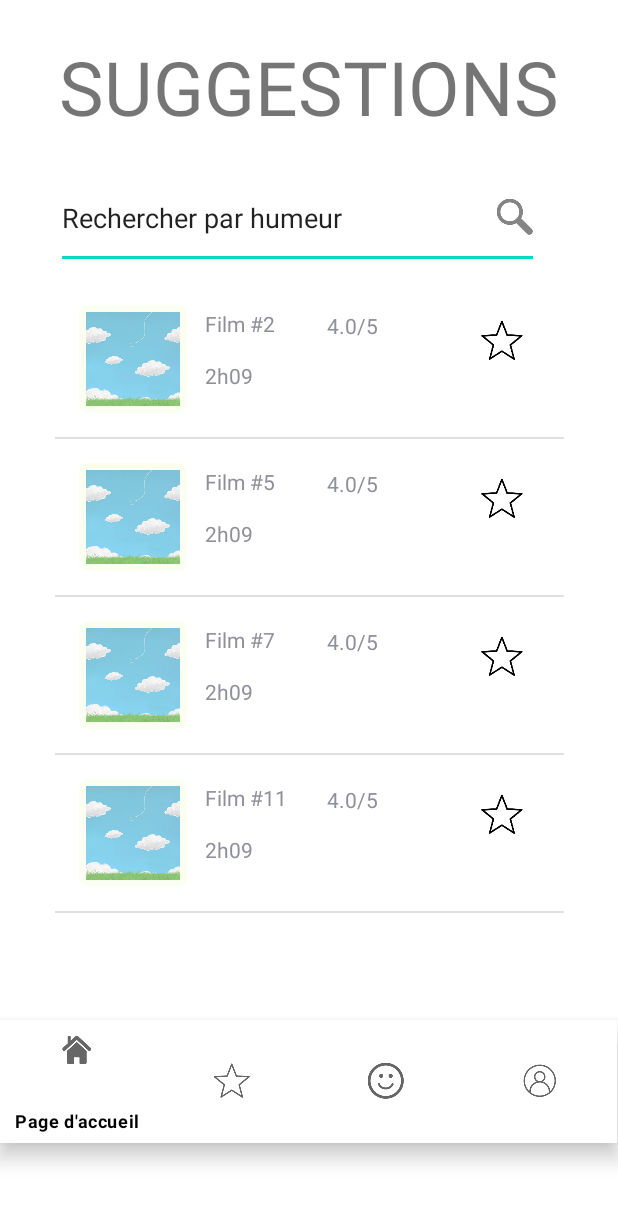
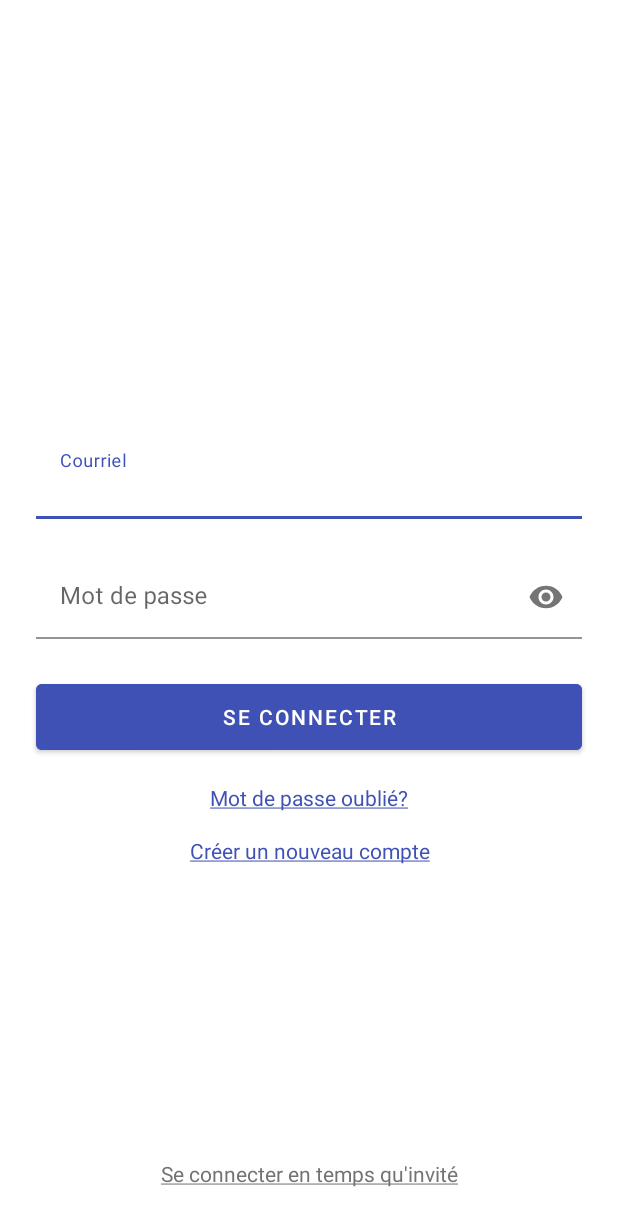
Before and after one commit to jayouimet/Devoir_04, an Android app: the screen it shows after launch (SuggestionFilm before the commit, LoginActivity after it), on a phone screen of 412 x 824 dp. Shown: the top 1226 px of the screen. Run offline under Robolectric (Android 15) with nearby library versions, the phone set to English and light mode, and no system bars.

Commit message:
Login activity et forgot pwd activity

```diff
--- /dev/null
+++ b/Implementation/app/src/main/java/com/example/devoir4film/LoginActivity.java
@@ -0,0 +1,162 @@
+package com.example.devoir4film;
+
+import androidx.appcompat.app.AppCompatActivity;
+
+import android.content.Context;
+import android.content.Intent;
+import android.os.Bundle;
+import android.text.SpannableString;
+import android.text.Spanned;
+import android.text.TextPaint;
+import android.text.method.LinkMovementMethod;
+import android.text.style.ClickableSpan;
+import android.text.style.UnderlineSpan;
+import android.util.TypedValue;
+import android.view.View;
+import android.widget.Button;
+import android.widget.TextView;
+
+import com.google.android.material.textfield.TextInputEditText;
+
+import java.time.temporal.ValueRange;
+
+public class LoginActivity extends AppCompatActivity {
+    private Button loginButton;
+    private TextInputEditText emailTextBox;
+    private TextInputEditText passwordTextBox;
+    private TextView connectionErrorLabel;
+
+    private TextView forgotPasswordLabel;
+    private TextView createNewAccountLabel;
+    private TextView loginAsGuestLabel;
+
+    @Override
+    protected void onCreate(Bundle savedInstanceState) {
+        super.onCreate(savedInstanceState);
+        setContentView(R.layout.activity_login);
+        // On réfère l'UI au fichier logique
+        this.loginButton = findViewById(R.id.loginButton);
+        this.emailTextBox = findViewById(R.id.emailTextBox);
+        this.passwordTextBox = findViewById(R.id.passwordTextBox);
+        this.connectionErrorLabel = findViewById(R.id.connectionErrorLabel);
+        this.connectionErrorLabel.setVisibility(View.GONE);
+        this.forgotPasswordLabel = findViewById(R.id.forgotPasswordLabel);
+        this.createNewAccountLabel = findViewById(R.id.createNewAccountLabel);
+        this.loginAsGuestLabel = findViewById(R.id.loginAsGuestLabel);
+        // On lie le texte forgot password à son activité
+        this.setForgotPasswordLinkClickable(this);
+        this.setCreateAccountLinkClickable(this);
+        this.setLoginAsGuestLinkClickable(this);
+        // On lie le bouton de connexion à son action
+        this.loginButton.setOnClickListener(new View.OnClickListener() {
+            @Override
+            public void onClick(View view) {
+                // Si l'authentification est vraie, on passe à la prochaine vue, le cas échéant on affiche un message d'erreur
+                if (auth()) {
+                    Intent nextActivity = new Intent(LoginActivity.this, SuggestionFilm.class);
+                    startActivity(nextActivity);
+                }
+                else {
+                    connectionErrorLabel.setText(getResources().getString(R.string.wrong_email_password_combinaison_label));
+                    connectionErrorLabel.setVisibility(View.VISIBLE);
+                }
+            }
+        });
+    }
+
+    /**
+     * Logique d'authentification fake
+     * */
+    private boolean auth()
+    {
+        if ((this.emailTextBox.getText().toString().equals("Test") && this.passwordTextBox.getText().toString().equals("1234"))
+        || (this.emailTextBox.getText().toString().equals("") && this.passwordTextBox.getText().toString().equals(""))) {
+            return true;
+        }
+        return false;
+    }
+
+    /**
+     * Liaison du texte mot de passe oublié à sa logique
+     * */
+    private void setForgotPasswordLinkClickable(Context ctx)
+    {
+        SpannableString spannableString = new SpannableString(this.forgotPasswordLabel.getText());
+        ClickableSpan clickableSpan = new ClickableSpan() {
+            @Override
+            // Lier ForgotPwdActivity au span
+            public void onClick(View view) {
+                Intent nextActivity = new Intent(LoginActivity.this, ForgotPwdActivity.class);
+                startActivity(nextActivity);
+            }
+
+            // Changement du style du span
+            @Override
+            public void updateDrawState(TextPaint ds) {
+                super.updateDrawState(ds);
+                ds.setColor(getColor(R.color.main_blue));
+            }
+        };
+        // Assignation de span au TextView
+        spannableString.setSpan(clickableSpan, 0, spannableString.length(), Spanned.SPAN_EXCLUSIVE_EXCLUSIVE);
+        spannableString.setSpan(new UnderlineSpan(), 0, spannableString.length(), Spanned.SPAN_EXCLUSIVE_EXCLUSIVE);
+        this.forgotPasswordLabel.setText(spannableString);
+        this.forgotPasswordLabel.setMovementMethod(LinkMovementMethod.getInstance());
+    }
+
+    /**
+     * Liaison du texte création de compte à sa logique
+     * */
+    private void setCreateAccountLinkClickable(Context ctx)
+    {
+        SpannableString spannableString = new SpannableString(this.createNewAccountLabel.getText());
+        ClickableSpan clickableSpan = new ClickableSpan() {
+            @Override
+            // Lier NewAccountActivity au span
+            public void onClick(View view) {
+                /*Intent nextActivity = new Intent(LoginActivity.this, NewAccountActivity.class);
+                startActivity(nextActivity);*/
+            }
+
+            // Changement du style du span
+            @Override
+            public void updateDrawState(TextPaint ds) {
+                super.updateDrawState(ds);
+                ds.setColor(getColor(R.color.main_blue));
+            }
+        };
+        // Assignation de span au TextView
+        spannableString.setSpan(clickableSpan, 0, spannableString.length(), Spanned.SPAN_EXCLUSIVE_EXCLUSIVE);
+        spannableString.setSpan(new UnderlineSpan(), 0, spannableString.length(), Spanned.SPAN_EXCLUSIVE_EXCLUSIVE);
+        this.createNewAccountLabel.setText(spannableString);
+        this.createNewAccountLabel.setMovementMethod(LinkMovementMethod.getInstance());
+    }
+
+    /**
+     * Liaison du texte connexion en temps qu'invité à sa logique
+     * */
+    private void setLoginAsGuestLinkClickable(Context ctx)
+    {
+        SpannableString spannableString = new SpannableString(this.loginAsGuestLabel.getText());
+        ClickableSpan clickableSpan = new ClickableSpan() {
+            @Override
+            // Lier SuggestionFilm au span
+            public void onClick(View view) {
+                Intent nextActivity = new Intent(LoginActivity.this, SuggestionFilm.class);
+                startActivity(nextActivity);
+            }
+
+            // Changement du style du span
+            @Override
+            public void updateDrawState(TextPaint ds) {
+                super.updateDrawState(ds);
+                ds.setColor(getColor(R.color.low_visibility_gray));
+            }
+        };
+        // Assignation de span au TextView
+        spannableString.setSpan(clickableSpan, 0, spannableString.length(), Spanned.SPAN_EXCLUSIVE_EXCLUSIVE);
+        spannableString.setSpan(new UnderlineSpan(), 0, spannableString.length(), Spanned.SPAN_EXCLUSIVE_EXCLUSIVE);
+        this.loginAsGuestLabel.setText(spannableString);
+        this.loginAsGuestLabel.setMovementMethod(LinkMovementMethod.getInstance());
+    }
+}
--- /dev/null
+++ b/Implementation/app/src/main/res/layout/activity_login.xml
@@ -0,0 +1,128 @@
+<?xml version="1.0" encoding="utf-8"?>
+<androidx.constraintlayout.widget.ConstraintLayout xmlns:android="http://schemas.android.com/apk/res/android"
+    xmlns:app="http://schemas.android.com/apk/res-auto"
+    xmlns:tools="http://schemas.android.com/tools"
+    android:layout_width="match_parent"
+    android:layout_height="match_parent"
+    tools:context=".LoginActivity">
+
+    <com.google.android.material.textfield.TextInputLayout
+        android:id="@+id/emailInputLayout"
+        android:layout_width="0dp"
+        android:layout_height="wrap_content"
+        android:layout_marginStart="24dp"
+        android:layout_marginTop="290dp"
+        android:layout_marginEnd="24dp"
+        android:backgroundTint="@android:color/transparent"
+        android:ems="10"
+        app:boxBackgroundColor="@android:color/transparent"
+        app:layout_constraintEnd_toEndOf="parent"
+        app:layout_constraintStart_toStartOf="parent"
+        app:layout_constraintTop_toTopOf="parent">
+
+        <com.google.android.material.textfield.TextInputEditText
+            android:id="@+id/emailTextBox"
+            android:layout_width="match_parent"
+            android:layout_height="match_parent"
+            android:ems="10"
+            android:hint="@string/email_hint"
+            android:importantForAutofill="no"
+            android:inputType="textEmailAddress" />
+    </com.google.android.material.textfield.TextInputLayout>
+
+    <com.google.android.material.textfield.TextInputLayout
+        android:id="@+id/passwordInputLayout"
+        android:layout_width="0dp"
+        android:layout_height="wrap_content"
+        android:layout_marginStart="24dp"
+        android:layout_marginTop="24dp"
+        android:layout_marginEnd="24dp"
+        android:backgroundTint="@android:color/transparent"
+        android:ems="10"
+        app:boxBackgroundColor="@android:color/transparent"
+        app:layout_constraintEnd_toEndOf="parent"
+        app:layout_constraintStart_toStartOf="parent"
+        app:layout_constraintTop_toBottomOf="@+id/emailInputLayout"
+        app:passwordToggleEnabled="true">
+
+        <com.google.android.material.textfield.TextInputEditText
+            android:id="@+id/passwordTextBox"
+            android:layout_width="match_parent"
+            android:layout_height="match_parent"
+            android:backgroundTint="@android:color/transparent"
+            android:hint="@string/password_hint"
+            android:inputType="textPassword" />
+    </com.google.android.material.textfield.TextInputLayout>
+
+    <Button
+        android:id="@+id/loginButton"
+        android:layout_width="0dp"
+        android:layout_height="56dp"
+        android:layout_marginStart="24dp"
+        android:layout_marginTop="24dp"
+        android:layout_marginEnd="24dp"
+        android:backgroundTint="?attr/colorPrimary"
+        android:text="@string/login_label"
+        app:layout_constraintEnd_toEndOf="parent"
+        app:layout_constraintStart_toStartOf="parent"
+        app:layout_constraintTop_toBottomOf="@+id/passwordInputLayout" />
+
+    <TextView
+        android:id="@+id/forgotPasswordLabel"
+        android:layout_width="0dp"
+        android:layout_height="wrap_content"
+        android:layout_marginStart="24dp"
+        android:layout_marginTop="16dp"
+        android:layout_marginEnd="24dp"
+        android:gravity="center"
+        android:text="@string/forgot_password_label"
+        android:textColor="?attr/colorPrimary"
+        app:layout_constraintEnd_toEndOf="parent"
+        app:layout_constraintStart_toStartOf="parent"
+        app:layout_constraintTop_toBottomOf="@+id/loginButton" />
+
+    <TextView
+        android:id="@+id/createNewAccountLabel"
+        android:layout_width="0dp"
+        android:layout_height="wrap_content"
+        android:layout_marginStart="24dp"
+        android:layout_marginTop="16dp"
+        android:layout_marginEnd="24dp"
+        android:gravity="center"
+        android:text="@string/create_new_account_label"
+        android:textColor="?attr/colorPrimary"
+        app:layout_constraintEnd_toEndOf="parent"
+        app:layout_constraintHorizontal_bias="0.0"
+        app:layout_constraintStart_toStartOf="parent"
+        app:layout_constraintTop_toBottomOf="@+id/forgotPasswordLabel" />
+
+    <TextView
+        android:id="@+id/loginAsGuestLabel"
+        android:layout_width="0dp"
+        android:layout_height="wrap_content"
+        android:layout_marginStart="24dp"
+        android:layout_marginEnd="24dp"
+        android:layout_marginBottom="32dp"
+        android:gravity="center"
+        android:text="@string/login_as_guest_label"
+        android:textColor="@color/low_visibility_gray"
+        app:layout_constraintBottom_toBottomOf="parent"
+        app:layout_constraintEnd_toEndOf="parent"
+        app:layout_constraintHorizontal_bias="0.0"
+        app:layout_constraintStart_toStartOf="parent" />
+
+    <TextView
+        android:id="@+id/connectionErrorLabel"
+        android:layout_width="0dp"
+        android:layout_height="wrap_content"
+        android:layout_marginStart="24dp"
+        android:layout_marginEnd="24dp"
+        android:layout_marginBottom="16dp"
+        android:text="@string/wrong_email_password_combinaison_label"
+        android:textColor="@color/design_default_color_error"
+        app:layout_constraintBottom_toTopOf="@+id/emailInputLayout"
+        app:layout_constraintEnd_toEndOf="parent"
+        app:layout_constraintStart_toStartOf="parent"
+        tools:visibility="gone" />
+
+</androidx.constraintlayout.widget.ConstraintLayout>
--- a/Implementation/app/src/main/res/values/colors.xml
+++ b/Implementation/app/src/main/res/values/colors.xml
@@ -7,4 +7,7 @@
     <color name="teal_700">#FF018786</color>
     <color name="black">#FF000000</color>
     <color name="white">#FFFFFFFF</color>
+    <color name="main_blue">#FF3F51B5</color>
+    <color name="main_white">#FFFFFFFF</color>
+    <color name="low_visibility_gray">#737373</color>
 </resources>
--- a/Implementation/app/src/main/res/values/strings.xml
+++ b/Implementation/app/src/main/res/values/strings.xml
@@ -17,4 +17,16 @@
     <string name="dejavisionner">Déjà visionné:</string>
     <string name="humeurcorrespondante">Humeurs correspondantes:</string>
 
+    <string name="wrong_email_password_combinaison_label">La combinaison courriel/mot de passe entrée est erronée.</string>
+    <string name="email_hint">Courriel</string>
+    <string name="password_hint">Mot de passe</string>
+    <string name="login_label">Se Connecter</string>
+    <string name="forgot_password_label">Mot de passe oublié?</string>
+    <string name="create_new_account_label">Créer un nouveau compte</string>
+    <string name="login_as_guest_label">Se connecter en temps qu\'invité</string>
+
+    <string name="forgot_password_title_label">Entrez votre courriel pour réinitialiser votre mot de passe</string>
+    <string name="forgot_password_reinitialise_label">Réinitialiser</string>
+    <string name="forgot_password_message_sent_label">Un lien de réinitialisation vous a été envoyé par courriel. (Fonctionnalité non implémentée)</string>
+    <string name="forgot_email_label">Adresse courriel oubliée?</string>
 </resources>
--- a/Implementation/app/src/main/res/values/themes.xml
+++ b/Implementation/app/src/main/res/values/themes.xml
@@ -2,11 +2,11 @@
     <!-- Base application theme. -->
     <style name="Theme.Devoir4Film" parent="Theme.MaterialComponents.DayNight.NoActionBar">
         <!-- Primary brand color. -->
-        <item name="colorPrimary">@color/purple_500</item>
-        <item name="colorPrimaryVariant">@color/purple_700</item>
-        <item name="colorOnPrimary">@color/white</item>
+        <item name="colorPrimary">@color/main_blue</item>
+        <item name="colorPrimaryVariant">@color/main_blue</item>
+        <item name="colorOnPrimary">@color/main_white</item>
         <!-- Secondary brand color. -->
-        <item name="colorSecondary">@color/teal_200</item>
+        <item name="colorSecondary">@color/main_blue</item>
         <item name="colorSecondaryVariant">@color/teal_700</item>
         <item name="colorOnSecondary">@color/black</item>
         <!-- Status bar color. -->
```
Also changed, not shown: Implementation/app/src/main/AndroidManifest.xml (+9 -7 lines), Implementation/app/src/main/java/com/example/devoir4film/ForgotPwdActivity.java (added, +72 -0 lines), Implementation/app/src/main/res/layout/activity_forgot_pwd.xml (added, +87 -0 lines).
